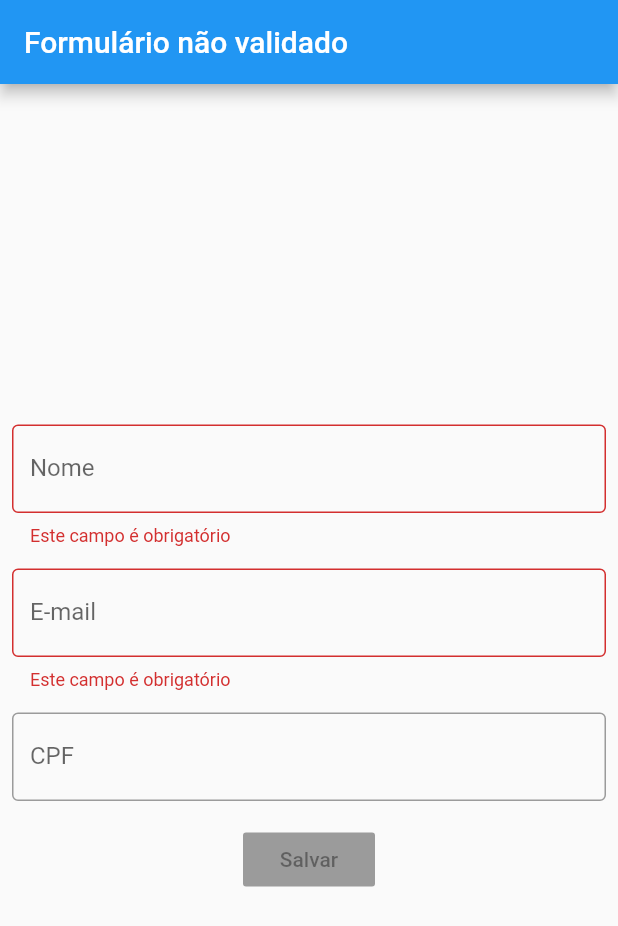
After one commit to davihoffmann/flutter-mobx-examples, a Flutter app: the screen it shows after launch, on a phone screen of 412 x 824 dp. The commit adds this screen. Shown: the top 926 px of the screen. Run offline on Flutter 3.47's test engine with Material 2 defaults, Android fonts, the phone set to English and light mode, and no system bars; our stand-ins replace flutter_mobx, mobx; generated files the repository leaves out were written again.

Commit message:
finalizado exemplo de gerancia de estado com provider

```diff
--- a/lib/main.dart
+++ b/lib/main.dart
@@ -1,4 +1,6 @@
 import 'package:flutter/material.dart';
+import 'package:flutter_mobx_example/providerExample/controller.dart';
+import 'package:provider/provider.dart';
 
 import 'providerExample/home.dart';
 
@@ -10,13 +12,20 @@ class MyApp extends StatelessWidget {
   // This widget is the root of your application.
   @override
   Widget build(BuildContext context) {
-    return MaterialApp(
-      title: 'Flutter Demo',
-      theme: ThemeData(
-        primarySwatch: Colors.blue,
-        visualDensity: VisualDensity.adaptivePlatformDensity,
+    return MultiProvider(
+      providers: [
+        Provider<ClientController>(
+          create: (_) => ClientController(),
+        )
+      ],
+      child: MaterialApp(
+        title: 'Flutter Demo',
+        theme: ThemeData(
+          primarySwatch: Colors.blue,
+          visualDensity: VisualDensity.adaptivePlatformDensity,
+        ),
+        home: MyHomePage(),
       ),
-      home: MyHomePage(),
     );
   }
 }
--- /dev/null
+++ b/lib/providerExample/body.dart
@@ -0,0 +1,62 @@
+import 'package:flutter/material.dart';
+import 'package:flutter_mobx/flutter_mobx.dart';
+import 'package:flutter_mobx_example/providerExample/controller.dart';
+import 'package:provider/provider.dart';
+
+class BodyWidget extends StatelessWidget {
+
+  Widget _textField(
+      {String labelText, onChanged, String Function() errorText}) {
+    return TextField(
+      decoration: InputDecoration(
+        border: OutlineInputBorder(),
+        labelText: labelText,
+        errorText: errorText == null ? null : errorText(),
+      ),
+      onChanged: onChanged,
+    );
+  }
+
+  @override
+  Widget build(BuildContext context) {
+    final controller = Provider.of<ClientController>(context);
+
+    return Padding(
+      padding: const EdgeInsets.all(8.0),
+      child: Center(
+        child: Column(
+          mainAxisAlignment: MainAxisAlignment.center,
+          children: <Widget>[
+            Observer(builder: (context) {
+              return _textField(
+                  labelText: "Nome",
+                  onChanged: controller.client.changeName,
+                  errorText: controller.validateName);
+            }),
+            SizedBox(height: 15),
+            Observer(builder: (context) {
+              return _textField(
+                  labelText: "E-mail",
+                  onChanged: controller.client.changeEmail,
+                  errorText: controller.validateEmail);
+            }),
+            SizedBox(height: 15),
+            Observer(builder: (context) {
+              return _textField(
+                labelText: "CPF",
+                onChanged: controller.client.changeCpf,
+              );
+            }),
+            SizedBox(height: 15),
+            Observer(builder: (context) {
+              return RaisedButton(
+                onPressed: controller.isValid ? () => {} : null,
+                child: Text("Salvar"),
+              );
+            })
+          ],
+        ),
+      ),
+    );
+  }
+}
--- a/lib/providerExample/controller.dart
+++ b/lib/providerExample/controller.dart
@@ -4,7 +4,7 @@ import 'models/client.dart';
 
 part 'controller.g.dart';
 
-class Controller = _ControllerBase with _$Controller;
+class ClientController = _ControllerBase with _$Controller;
 
 abstract class _ControllerBase with Store {
   var client = Client();
--- a/lib/providerExample/home.dart
+++ b/lib/providerExample/home.dart
@@ -1,65 +1,25 @@
 import 'package:flutter/material.dart';
 import 'package:flutter_mobx/flutter_mobx.dart';
-import 'package:flutter_mobx_example/modelosReativos/controller.dart';
+import 'package:flutter_mobx_example/providerExample/body.dart';
+import 'package:flutter_mobx_example/providerExample/controller.dart';
+import 'package:provider/provider.dart';
 
 class MyHomePage extends StatelessWidget {
-  final controller = Controller();
-
-  Widget _textField(
-      {String labelText, onChanged, String Function() errorText}) {
-    return TextField(
-      decoration: InputDecoration(
-        border: OutlineInputBorder(),
-        labelText: labelText,
-        errorText: errorText == null ? null : errorText(),
-      ),
-      onChanged: onChanged,
-    );
-  }
-
   @override
   Widget build(BuildContext context) {
+    final controller = Provider.of<ClientController>(context);
+
     return Scaffold(
       appBar: AppBar(
-        title: Text("Mob X Example"),
-      ),
-      body: Padding(
-        padding: const EdgeInsets.all(8.0),
-        child: Center(
-          child: Column(
-            mainAxisAlignment: MainAxisAlignment.center,
-            children: <Widget>[
-              Observer(builder: (context) {
-                return _textField(
-                    labelText: "Nome",
-                    onChanged: controller.client.changeName,
-                    errorText: controller.validateName);
-              }),
-              SizedBox(height: 15),
-              Observer(builder: (context) {
-                return _textField(
-                    labelText: "E-mail",
-                    onChanged: controller.client.changeEmail,
-                    errorText: controller.validateEmail);
-              }),
-              SizedBox(height: 15),
-              Observer(builder: (context) {
-                return _textField(
-                  labelText: "CPF",
-                  onChanged: controller.client.changeCpf,
-                );
-              }),
-              SizedBox(height: 15),
-              Observer(builder: (context) {
-                return RaisedButton(
-                  onPressed: controller.isValid ? () => {} : null,
-                  child: Text("Salvar"),
-                );
-              })
-            ],
-          ),
+        title: Observer(
+          builder: (context) {
+            return Text(controller.isValid
+                ? "Formulário Validado"
+                : "Formulário não validado");
+          },
         ),
       ),
+      body: BodyWidget(),
     );
   }
 }
--- a/pubspec.yaml
+++ b/pubspec.yaml
@@ -30,6 +30,7 @@ dependencies:
   cupertino_icons: ^0.1.3
   mobx: ^1.2.1+1
   flutter_mobx: ^1.1.0+1
+  provider: ^4.3.1
 
 dev_dependencies:
   mobx_codegen:
```
Also changed, not shown: pubspec.lock.
